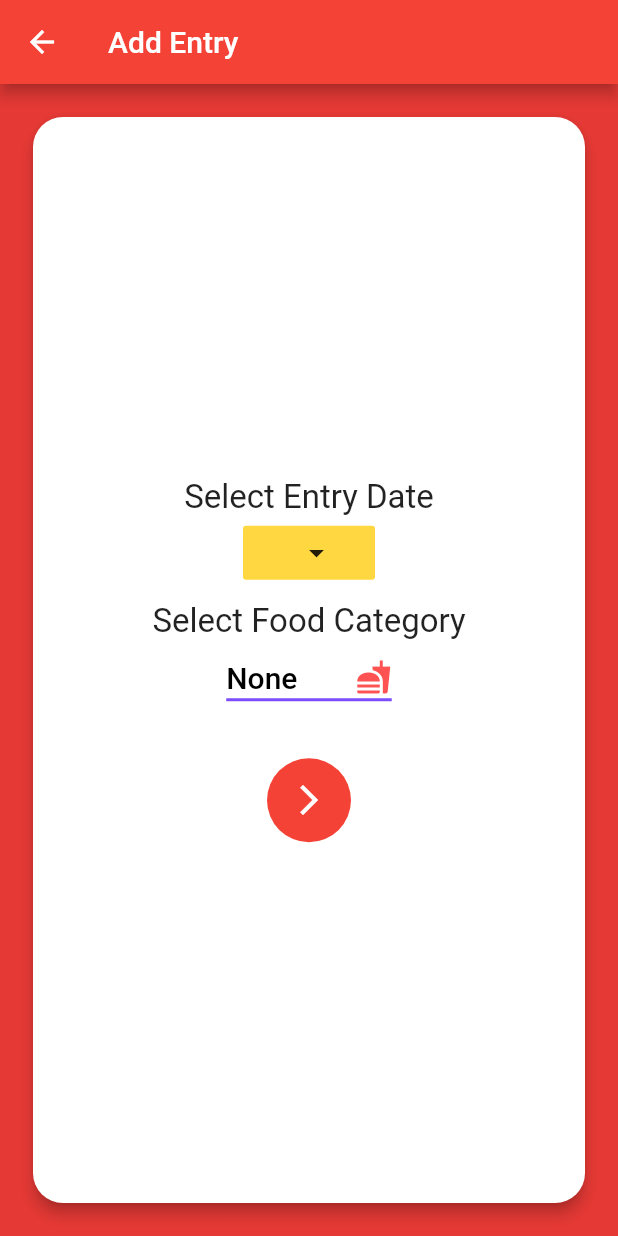
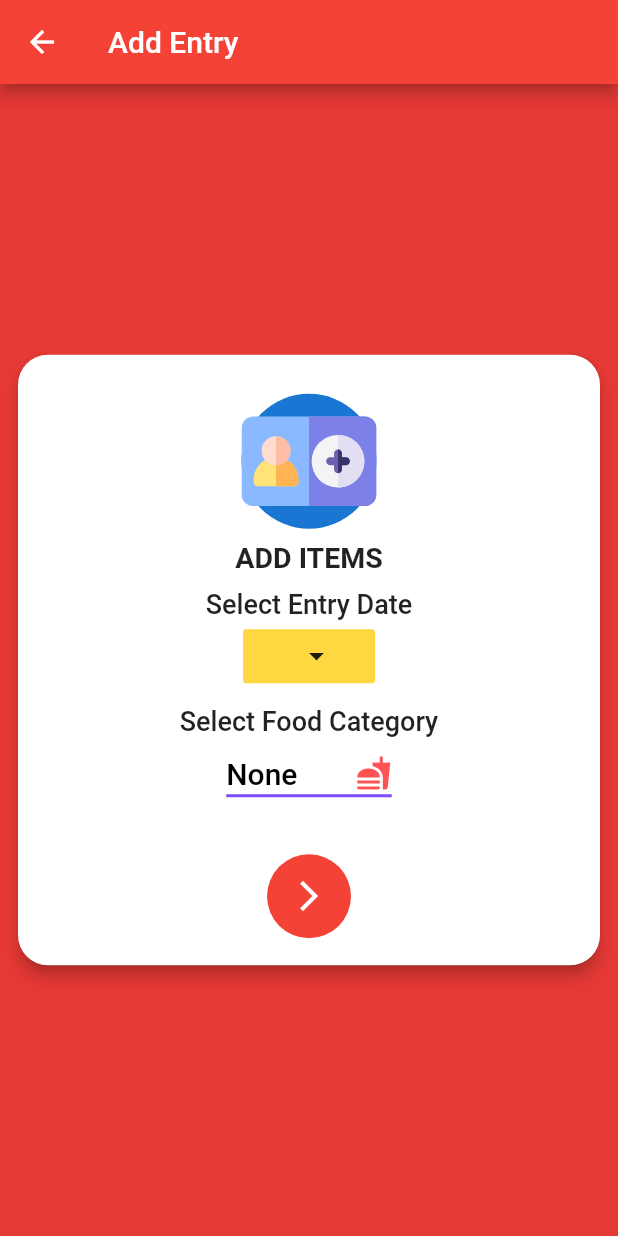
Before and after one commit to utsavmajhi/MessTransact_IITP, a Flutter app: the AEdatefoodtype screen opened by its route, on a phone screen of 412 x 824 dp. Run offline on Flutter 3.47's test engine with Material 2 defaults, Android fonts, the phone set to English and light mode, and no system bars; our stand-ins replace cloud_firestore, firebase_auth, flutter_svg, google_fonts, modal_progress_hud, shared_preferences and 1 more; missing offline and left inert: strings; accounts and stored records are empty.

Commit message:
fixing bugs in UI and added UI elements to add item screens and fixed custom Workspace issues with users

```diff
--- a/lib/Screens/AddEntryScreens/AEdatefoodtype.dart
+++ b/lib/Screens/AddEntryScreens/AEdatefoodtype.dart
@@ -10,6 +10,9 @@ import 'package:messtransacts/Passarguments/Addentrysc1.dart';
 import 'package:messtransacts/Screens/AddEntryScreens/AddEntryFinal.dart';
 import 'package:cloud_firestore/cloud_firestore.dart';
 import 'package:shared_preferences/shared_preferences.dart';
+import 'package:modal_progress_hud/modal_progress_hud.dart';
+
+
 final _firestore=Firestore.instance;
 List<String> foodnames=[];
 List<double> foodprices=[];
@@ -23,6 +26,8 @@ class _AEdatefoodtypeState extends State<AEdatefoodtype> {
   String workspace="";
   DateTime _dateTime=DateTime.now();  //date picker from calendar
   String _foodcat='None';
+  bool showSpinner = false;
+  GlobalKey<ScaffoldState> _scaffoldKey = new GlobalKey<ScaffoldState>();
   Future<Null> _selectDate(BuildContext context) async {
     final DateTime picked=await showDatePicker(context: context, initialDate: _dateTime, firstDate: DateTime(2016), lastDate: DateTime(2222));
     if(picked!=null && picked !=_dateTime)
@@ -50,9 +55,23 @@ class _AEdatefoodtypeState extends State<AEdatefoodtype> {
     });
     return true;
   }
+  //snackbar initialises
+  _showSnackBar(@required String message, @required Color colors) {
+    if (_scaffoldKey != null) {
+      _scaffoldKey.currentState.showSnackBar(
+        SnackBar(
+          backgroundColor: colors,
+          content: new Text(message),
+          duration: new Duration(seconds: 4),
+        ),
+      );
+    }
+  }
   @override
   Widget build(BuildContext context) {
     return Scaffold(
+      key: _scaffoldKey,
+      backgroundColor: Colors.red[600],
       appBar: AppBar(
         backgroundColor: Colors.red,
         title: Text(
@@ -60,29 +79,47 @@ class _AEdatefoodtypeState extends State<AEdatefoodtype> {
         ),
 
       ),
-      body: Column(
+      body: ModalProgressHUD(
+        inAsyncCall: showSpinner,
+        child: Column(
           crossAxisAlignment: CrossAxisAlignment.stretch,
+          mainAxisAlignment: MainAxisAlignment.center ,
           children: <Widget>[
-          Expanded(
-            child: Container(
-              decoration: BoxDecoration(
-                color: Colors.red[600],
-              ),
-              child: SafeArea(
+            SafeArea(
               child: Padding(
-                  padding: const EdgeInsets.all(18.0),
+                padding: const EdgeInsets.all(8.0),
                 child: Card(
                   shape: RoundedRectangleBorder(
                     borderRadius: BorderRadius.circular(20),
                   ),
                   elevation: 4,
+                  child: Padding(
+                    padding: const EdgeInsets.all(18.0),
                     child: Column(
                       mainAxisAlignment: MainAxisAlignment.center,
                       children: <Widget>[
+                        Padding(
+                          padding: const EdgeInsets.all(8.0),
+                          child: CircleAvatar(
+                            radius: 45,
+                            child: SvgPicture.asset('images/add.svg',fit: BoxFit.contain,),
+                          ),
+                        ),
+                        Text(
+                          "ADD ITEMS",
+                          style: TextStyle(
+                              fontSize: 19,
+                              fontWeight: FontWeight.bold
+                          ),
+                        ),
+                        SizedBox(
+                          height: 10,
+                        ),
                         Text(
                           'Select Entry Date',
                           style: TextStyle(
-                            fontSize: 22
+                            fontSize: 18,
+                            fontWeight: FontWeight.w500
                           ),
                         ),
                         FlatButton(
@@ -115,7 +152,8 @@ class _AEdatefoodtypeState extends State<AEdatefoodtype> {
                         Text(
                           'Select Food Category',
                           style: TextStyle(
-                              fontSize: 22
+                              fontSize: 18,
+                            fontWeight: FontWeight.w500
                           ),
                         ),
                         DropdownButton<String>(
@@ -152,12 +190,26 @@ class _AEdatefoodtypeState extends State<AEdatefoodtype> {
                         ),
                         GestureDetector(
                           onTap: () async{
+                            setState(() {
+                              showSpinner = true;
+                            });
                             foodnames.clear();
                             foodprices.clear();
+                            if(_foodcat=="None"){
+                              setState(() {
+                                showSpinner=false;
+                              });
+                              _showSnackBar("Please Select Food Category from DropDown Menu",Colors.black87);
+                            }
+                            else{
                               if(await getvaluesfromdatabase(changetimeformat(_dateTime))){
-                              Navigator.pushNamed(context,AddEntryFinal.id,arguments: Addentrysc1(date: changetimeformat(_dateTime),mealtype: _foodcat,foodlists:foodnames,fooditemcost:foodprices) );
+                                _foodcat="None";
+                                Navigator.pushReplacementNamed(context,AddEntryFinal.id,arguments: Addentrysc1(date: changetimeformat(_dateTime),mealtype: _foodcat,foodlists:foodnames,fooditemcost:foodprices) );
                               }
-
+                            }
+                            setState(() {
+                              showSpinner=false;
+                            });
 
                           },
                           child: CircleAvatar(
@@ -171,9 +223,9 @@ class _AEdatefoodtypeState extends State<AEdatefoodtype> {
                   ),
                 ),
               ),
-            ),
             )
           ],
+        ),
       ),
     );
   }
--- a/lib/Screens/LoginScreen.dart
+++ b/lib/Screens/LoginScreen.dart
@@ -412,7 +412,7 @@ class _LoginScreenState extends State<LoginScreen> {
   {
     SharedPreferences sharedPreferences=await SharedPreferences.getInstance();
     await sharedPreferences.setString('username', username);
-    await sharedPreferences.setString('workspace', username);
+    await sharedPreferences.setString('workspace', workspace);
     await sharedPreferences.setString('UID', uid);
     sharedPreferences.commit();
     return "true";
```
Also changed, not shown: lib/Screens/UpdateDataCloud.dart (+25 -18 lines). Lines whose indentation alone changed are shown as unchanged.
